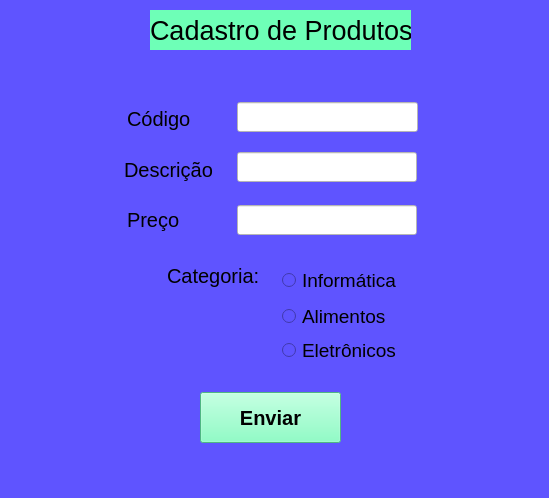
This is formulario.ui in CesarAugusto88/cadastro_produtos_pyqt5 as Qt 5 draws it before an edit. The edited form follows.
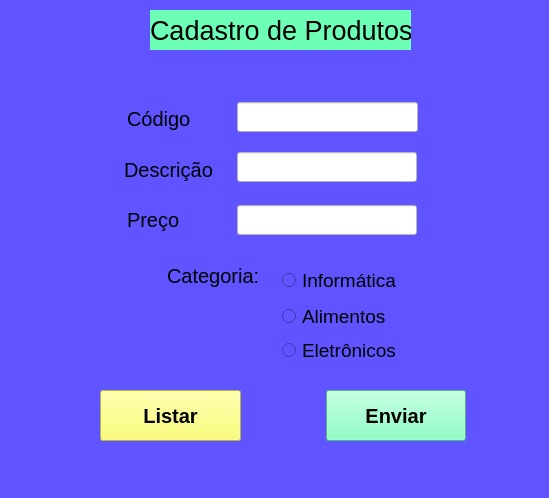
This is the edited form.

Commit message: Adicionando segunda tela.

Diff of the .ui file:
```diff
--- a/formulario.ui
+++ b/formulario.ui
@@ -206,9 +206,9 @@
    <widget class="QPushButton" name="pushButton">
     <property name="geometry">
      <rect>
-      <x>200</x>
-      <y>392</y>
-      <width>141</width>
+      <x>326</x>
+      <y>390</y>
+      <width>140</width>
       <height>51</height>
      </rect>
     </property>
@@ -226,6 +226,29 @@
      <string>Enviar</string>
     </property>
    </widget>
+   <widget class="QPushButton" name="pushButton_2">
+    <property name="geometry">
+     <rect>
+      <x>100</x>
+      <y>390</y>
+      <width>141</width>
+      <height>51</height>
+     </rect>
+    </property>
+    <property name="font">
+     <font>
+      <pointsize>15</pointsize>
+      <weight>75</weight>
+      <bold>true</bold>
+     </font>
+    </property>
+    <property name="styleSheet">
+     <string notr="true">background-color: rgb(252, 255, 83);</string>
+    </property>
+    <property name="text">
+     <string>Listar</string>
+    </property>
+   </widget>
   </widget>
   <widget class="QMenuBar" name="menubar">
    <property name="geometry">
```
The commit also changes 3 other files.
